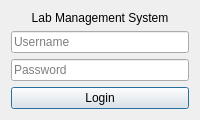
First picture: the form in ui/login.ui, repository OgopogoSolar/ogopogo-inventory, before the edit.
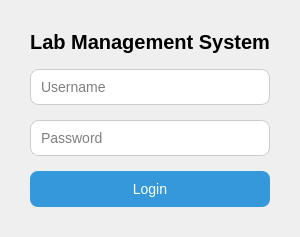
Second picture: the form after the edit.

Patch:
```diff
--- a/ui/login.ui
+++ b/ui/login.ui
@@ -5,7 +5,20 @@
   <property name="windowTitle">
    <string>Login</string>
   </property>
+  <property name="minimumSize">
+   <size>
+    <width>300</width>
+    <height>200</height>
+   </size>
+  </property>
   <layout class="QVBoxLayout" name="verticalLayout">
+   <property name="spacing">
+    <number>15</number>
+   </property>
+   <property name="margin">
+    <number>30</number>
+   </property>
+
    <item>
     <widget class="QLabel" name="titleLabel">
      <property name="text">
@@ -14,6 +27,12 @@
      <property name="alignment">
       <set>Qt::AlignHCenter|Qt::AlignVCenter</set>
      </property>
+     <property name="styleSheet">
+      <string notr="true">
+        font-size: 20px;
+        font-weight: bold;
+      </string>
+     </property>
     </widget>
    </item>
    <item>
@@ -21,6 +40,14 @@
      <property name="placeholderText">
       <string>Username</string>
      </property>
+     <property name="styleSheet">
+      <string notr="true">
+        padding: 8px;
+        border: 1px solid #ccc;
+        border-radius: 8px;
+        font-size: 14px;
+      </string>
+     </property>
     </widget>
    </item>
    <item>
@@ -28,6 +55,17 @@
      <property name="placeholderText">
       <string>Password</string>
      </property>
+     <property name="echoMode">
+      <enum>QLineEdit::Password</enum>
+     </property>
+     <property name="styleSheet">
+      <string notr="true">
+        padding: 8px;
+        border: 1px solid #ccc;
+        border-radius: 8px;
+        font-size: 14px;
+      </string>
+     </property>
     </widget>
    </item>
    <item>
@@ -35,6 +73,16 @@
      <property name="text">
       <string>Login</string>
      </property>
+     <property name="styleSheet">
+      <string notr="true">
+        padding: 10px;
+        background-color: #3498db;
+        color: white;
+        border: none;
+        border-radius: 8px;
+        font-size: 14px;
+      </string>
+     </property>
     </widget>
    </item>
   </layout>
```
Left out of the diff: 3 changed lines with no effect on the pictures.
